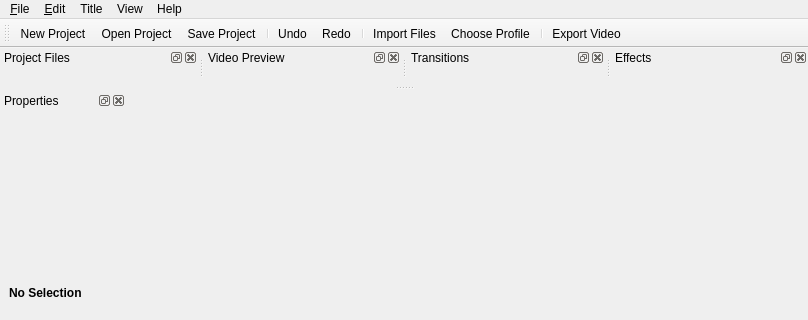
Before: the Qt Designer form src/windows/ui/main-window.ui in OpenShot/openshot-qt, drawn with Qt 5; both pictures show x 0 to 808 and y 0 to 320 of the 808 by 631 pixel window.
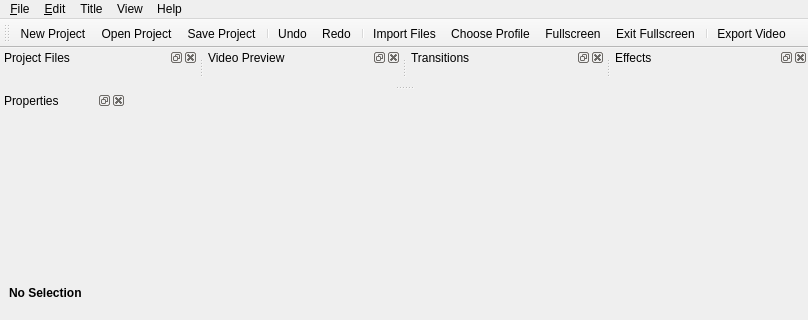
After: the same form once the commit is applied. Icons and pictures are not drawn.

Commit message: Adding fullscreen and exit fullscreen buttons to toolbar, which fixes a bug where the shortcuts were being ignored by Qt5.

```diff
--- a/src/windows/ui/main-window.ui
+++ b/src/windows/ui/main-window.ui
@@ -169,6 +169,8 @@
    <addaction name="separator"/>
    <addaction name="actionImportFiles"/>
    <addaction name="actionProfile"/>
+   <addaction name="actionFullscreen"/>
+   <addaction name="actionExit_Fullscreen"/>
    <addaction name="separator"/>
    <addaction name="actionExportVideo"/>
   </widget>
```
